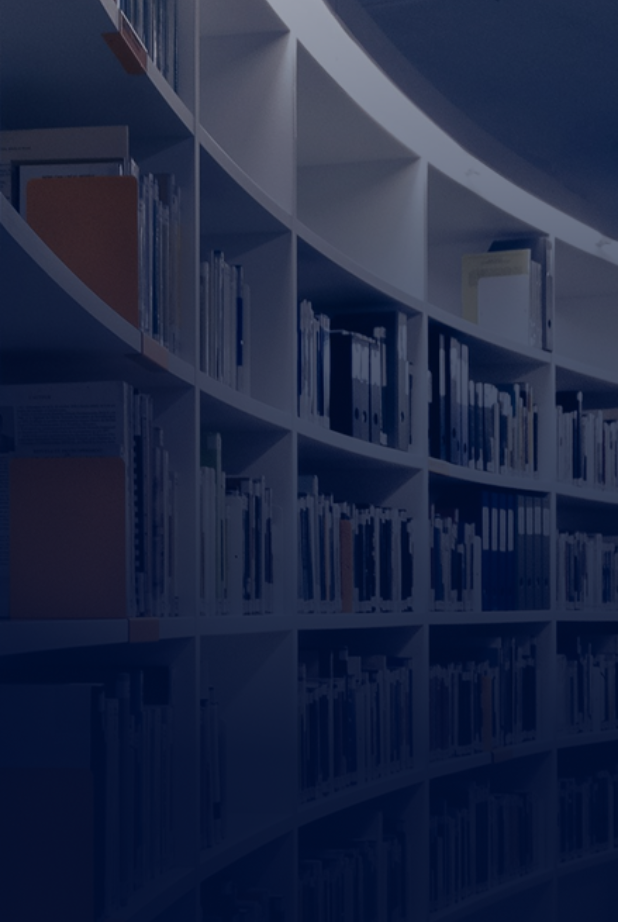
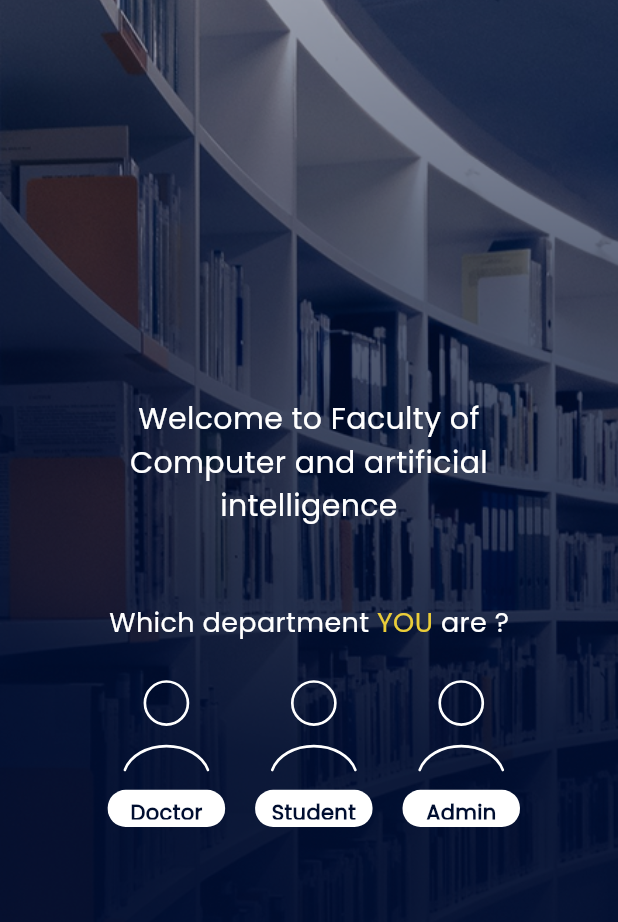
Before and after one commit to aya446/FCAI_Platform, a Flutter app: the screen it shows after launch, on a phone screen of 412 x 824 dp. Shown: the top 922 px of the screen. Run offline on Flutter 3.47's test engine with Material 3 defaults, Android fonts, the light colour scheme and no system bars; our stand-ins replace flutter_svg.

Commit message:
finish select department page

```diff
--- a/lib/core/utils/styles.dart
+++ b/lib/core/utils/styles.dart
@@ -0,0 +1,29 @@
+import 'package:fcai_platform/core/utils/app_colors.dart';
+import 'package:flutter/material.dart';
+
+class Styles {
+  static const TextStyle white20 = TextStyle(
+    fontSize: 20,
+    color: Color(0xFFFFFFFF),
+    fontWeight: FontWeight.w400,
+    fontFamily: 'Poppins',
+  );
+  static const TextStyle white18 = TextStyle(
+    fontSize: 18,
+    color: Color(0xFFFFFFFF),
+    fontWeight: FontWeight.w400,
+    fontFamily: 'Poppins',
+  );
+  static const TextStyle Blue14 = TextStyle(
+    fontSize: 14,
+    color: AppColors.primaryColor,
+    fontWeight: FontWeight.w600,
+    fontFamily: 'Poppins',
+  );
+  static const TextStyle yellow18 = TextStyle(
+    fontSize: 18,
+    color: Color(0xffEBCD39),
+    fontWeight: FontWeight.w400,
+    fontFamily: 'Poppins',
+  );
+}
--- /dev/null
+++ b/lib/features/authentication/presentation/views/login_page.dart
@@ -0,0 +1,10 @@
+import 'package:flutter/material.dart';
+
+class LoginPage extends StatelessWidget {
+  const LoginPage({super.key});
+
+  @override
+  Widget build(BuildContext context) {
+    return const Placeholder();
+  }
+}
--- a/lib/features/authentication/presentation/views/select_department.dart
+++ b/lib/features/authentication/presentation/views/select_department.dart
@@ -1,4 +1,5 @@
 import 'package:fcai_platform/core/animation/select_dapartment_animation_controller.dart';
+import 'package:fcai_platform/features/authentication/presentation/views/widgets/select_department_body.dart';
 import 'package:flutter/material.dart';
 import 'package:fcai_platform/core/utils/app_colors.dart';
 
@@ -41,10 +42,7 @@ class _SelectDepartmentState extends State<SelectDepartment>
               fit: BoxFit.cover,
             ),
           ),
-          child: Column(
-            mainAxisAlignment: MainAxisAlignment.center,
-            children: [],
-          ),
+          child: SelectDepartmentBody(),
         ),
       ),
     );
--- /dev/null
+++ b/lib/features/authentication/presentation/views/widgets/department_item.dart
@@ -0,0 +1,43 @@
+import 'package:fcai_platform/core/utils/styles.dart';
+import 'package:fcai_platform/features/authentication/presentation/views/login_page.dart';
+import 'package:flutter/material.dart';
+import 'package:flutter_svg/flutter_svg.dart';
+
+class DepartmentItem extends StatelessWidget {
+  const DepartmentItem({super.key, required this.departmentName});
+  final String departmentName;
+  @override
+  Widget build(BuildContext context) {
+    final Size size = MediaQuery.sizeOf(context);
+
+    return Column(
+      children: [
+        SvgPicture.asset('assets/icons/user.svg', width: size.width * .14),
+        SizedBox(height: 12),
+        GestureDetector(
+          onTap: () {
+            Navigator.of(context).push(
+              MaterialPageRoute(
+                builder: (context) {
+                  return LoginPage();
+                },
+              ),
+            );
+          },
+          child: Container(
+            width: size.width * .19,
+            height: size.height * .03,
+            decoration: BoxDecoration(
+              borderRadius: BorderRadius.circular(12),
+              color: Colors.white,
+            ),
+            child: Padding(
+              padding: const EdgeInsets.all(5.0),
+              child: Center(child: Text(departmentName, style: Styles.Blue14)),
+            ),
+          ),
+        ),
+      ],
+    );
+  }
+}
--- /dev/null
+++ b/lib/features/authentication/presentation/views/widgets/department_list_view.dart
@@ -0,0 +1,21 @@
+import 'package:fcai_platform/features/authentication/presentation/views/widgets/department_item.dart';
+import 'package:flutter/material.dart';
+
+class DepartmentListView extends StatelessWidget {
+  const DepartmentListView({super.key});
+
+  @override
+  Widget build(BuildContext context) {
+    List<String> dapartmentList = ['Doctor', 'Student', 'Admin'];
+    return ListView.builder(
+      scrollDirection: Axis.horizontal,
+      itemCount: dapartmentList.length,
+      itemBuilder: (context, index) {
+        return Padding(
+          padding: const EdgeInsets.all(10.0),
+          child: DepartmentItem(departmentName: dapartmentList[index]),
+        );
+      },
+    );
+  }
+}
--- /dev/null
+++ b/lib/features/authentication/presentation/views/widgets/select_department_body.dart
@@ -0,0 +1,40 @@
+import 'package:fcai_platform/core/utils/styles.dart';
+import 'package:fcai_platform/features/authentication/presentation/views/widgets/department_list_view.dart';
+import 'package:flutter/material.dart';
+
+class SelectDepartmentBody extends StatelessWidget {
+  const SelectDepartmentBody({super.key});
+
+  @override
+  Widget build(BuildContext context) {
+    final Size size = MediaQuery.sizeOf(context);
+    return Column(
+      mainAxisAlignment: MainAxisAlignment.center,
+      children: [
+        SizedBox(
+          width: size.width * .8,
+          child: Text(
+            'Welcome to Faculty of Computer and artificial intelligence ',
+            style: Styles.white20,
+            textAlign: TextAlign.center,
+          ),
+        ),
+        SizedBox(height: 50),
+        Row(
+          mainAxisAlignment: MainAxisAlignment.center,
+          children: [
+            Text('Which department ', style: Styles.white18),
+            Text('YOU ', style: Styles.yellow18),
+            Text('are ?', style: Styles.white18),
+          ],
+        ),
+        SizedBox(height: 15),
+        SizedBox(
+          height: size.height * .14,
+          width: size.width * 0.7,
+          child: const DepartmentListView(),
+        ),
+      ],
+    );
+  }
+}
```
Also changed, not shown: pubspec.yaml (+4 -4 lines), assets/fonts/Poppins-Regular.ttf (added), lib/core/utils/constants.dart (added).
